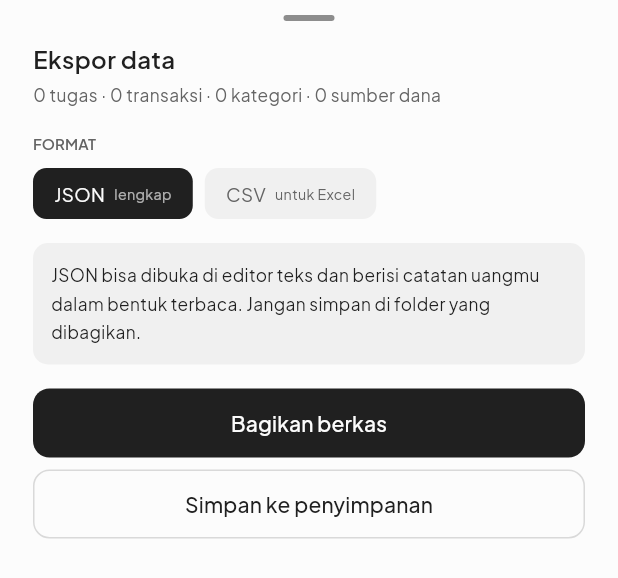
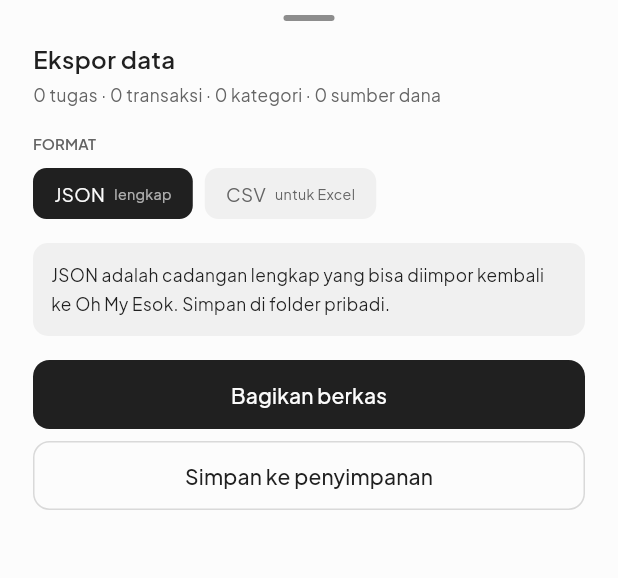
Before and after one commit to fata69/oh-my-esok, a Flutter app: the _ExportSheet widget shown alone on an empty page, opened directly with empty values, on a phone screen of 412 x 824 dp. Shown: the top 578 px of the screen. Run offline on Flutter 3.47's test engine with Material 3 defaults, Android fonts, the phone set to English and light mode, and no system bars; our stand-ins replace audioplayers, cupertino_ui, file_picker, fl_chart, flutter_local_notifications, flutter_svg and 8 more; missing offline and left inert: home_widget; accounts and stored records are empty; statements that could not run were skipped; project files that could hold a hidden picture were left out.

Commit message:
Clarify export formats and visible chart actions

```diff
--- a/lib/ui/data_page.dart
+++ b/lib/ui/data_page.dart
@@ -314,9 +314,7 @@ class _StatCell extends StatelessWidget {
       child: Container(
         padding: const EdgeInsets.symmetric(horizontal: 12, vertical: 13),
         decoration: BoxDecoration(
-          border: last
-              ? null
-              : Border(right: BorderSide(color: colors.line)),
+          border: last ? null : Border(right: BorderSide(color: colors.line)),
         ),
         child: Column(
           crossAxisAlignment: CrossAxisAlignment.start,
@@ -423,10 +421,7 @@ class _DataRow extends StatelessWidget {
                   if (detail != null)
                     Text(
                       detail!,
-                      style: TextStyle(
-                        fontSize: 11,
-                        color: colors.muted,
-                      ),
+                      style: TextStyle(fontSize: 11, color: colors.muted),
                     ),
                 ],
               ),
@@ -457,11 +452,7 @@ class _InfoBox extends StatelessWidget {
       ),
       child: Text.rich(
         TextSpan(
-          style: TextStyle(
-            fontSize: 11.5,
-            height: 1.7,
-            color: colors.muted,
-          ),
+          style: TextStyle(fontSize: 11.5, height: 1.7, color: colors.muted),
           children: [
             TextSpan(text: 'Berkas cadangan berisi '),
             TextSpan(
@@ -506,7 +497,10 @@ class _ExportSheetState extends State<_ExportSheet> {
     try {
       final file = await _file();
       await SharePlus.instance.share(
-        ShareParams(files: [XFile(file.path)], subject: 'Cadangan Esok'),
+        ShareParams(
+          files: [XFile(file.path)],
+          subject: _format == 'csv' ? 'Transaksi Esok' : 'Cadangan Esok',
+        ),
       );
       if (mounted) Navigator.of(context).pop('Berkas siap dibagikan.');
     } catch (error) {
@@ -527,12 +521,15 @@ class _ExportSheetState extends State<_ExportSheet> {
         fileName: p.basename(file.path),
         bytes: await file.readAsBytes(),
         mimeType: _format == 'csv' ? 'text/csv' : 'application/json',
-        dialogTitle: 'Simpan cadangan Esok',
+        dialogTitle: _format == 'csv'
+            ? 'Simpan transaksi CSV'
+            : 'Simpan cadangan Esok',
       );
       if (!mounted) return;
       setState(() => _busy = false);
       if (uri != null) {
-        Navigator.of(context).pop('Cadangan disimpan.');
+        Navigator.of(context)
+            .pop(_format == 'csv' ? 'CSV disimpan.' : 'Cadangan disimpan.');
       }
     } catch (error) {
       if (mounted) {
@@ -546,6 +543,7 @@ class _ExportSheetState extends State<_ExportSheet> {
   @override
   Widget build(BuildContext context) {
     final colors = EsokColors.of(context);
+    final csv = _format == 'csv';
     return Container(
       decoration: BoxDecoration(
         color: colors.canvas,
@@ -579,10 +577,12 @@ class _ExportSheetState extends State<_ExportSheet> {
             ),
             const SizedBox(height: 5),
             Text(
-              '${widget.data.tasks.length} tugas · '
-              '${widget.data.transactions.length} transaksi · '
-              '${widget.data.categories.length} kategori · '
-              '${widget.data.accounts.length} sumber dana',
+              csv
+                  ? '${widget.data.transactions.length} transaksi'
+                  : '${widget.data.tasks.length} tugas · '
+                        '${widget.data.transactions.length} transaksi · '
+                        '${widget.data.categories.length} kategori · '
+                        '${widget.data.accounts.length} sumber dana',
               style: TextStyle(fontSize: 11.5, color: colors.muted),
             ),
             const SizedBox(height: 18),
@@ -621,7 +621,9 @@ class _ExportSheetState extends State<_ExportSheet> {
                 borderRadius: BorderRadius.circular(10),
               ),
               child: Text(
-                'JSON bisa dibuka di editor teks dan berisi catatan uangmu dalam bentuk terbaca. Jangan simpan di folder yang dibagikan.',
+                csv
+                    ? 'CSV berisi tabel transaksi untuk Excel. Untuk memulihkan data di Oh My Esok, pilih cadangan JSON.'
+                    : 'JSON adalah cadangan lengkap yang bisa diimpor kembali ke Oh My Esok. Simpan di folder pribadi.',
                 style: TextStyle(
                   fontSize: 11.5,
                   height: 1.65,
--- a/lib/ui/reports_page.dart
+++ b/lib/ui/reports_page.dart
@@ -65,9 +65,11 @@ class ReportsPage extends StatelessWidget {
               style: theme.textTheme.bodyMedium,
             ),
           ],
-          const _ReportSection(
+          _ReportSection(
             'Tren 6 bulan',
-            subtitle: 'Ketuk atau geser grafik untuk memilih bulan',
+            subtitle: hidden
+                ? null
+                : 'Ketuk atau geser grafik untuk memilih bulan',
           ),
           if (hidden)
             const _HiddenChart()
```
